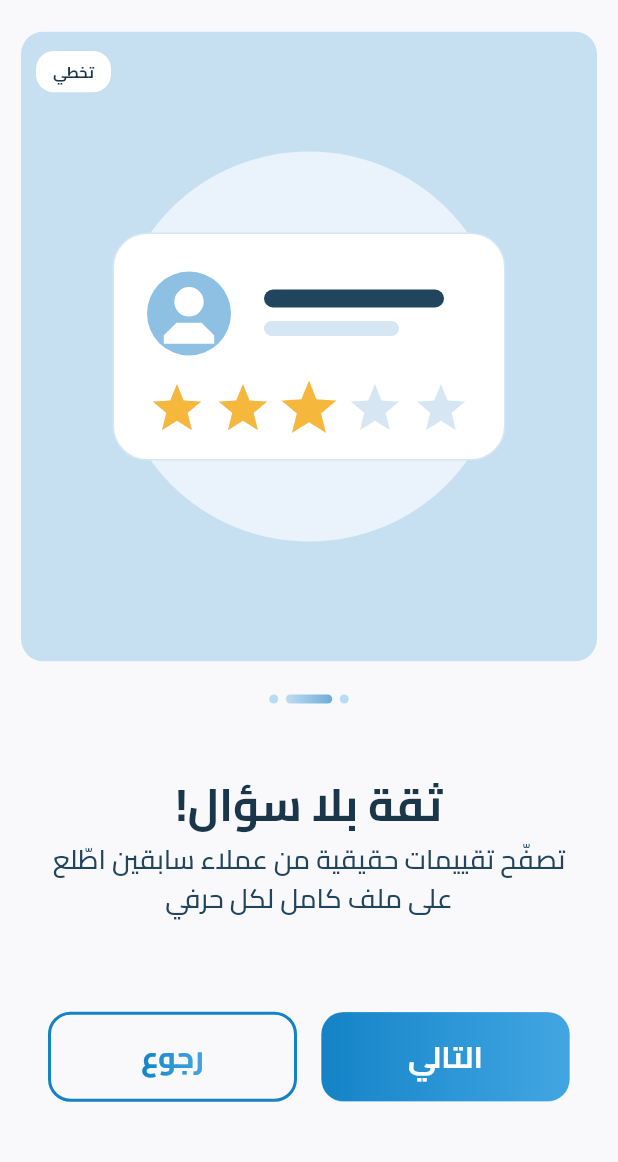
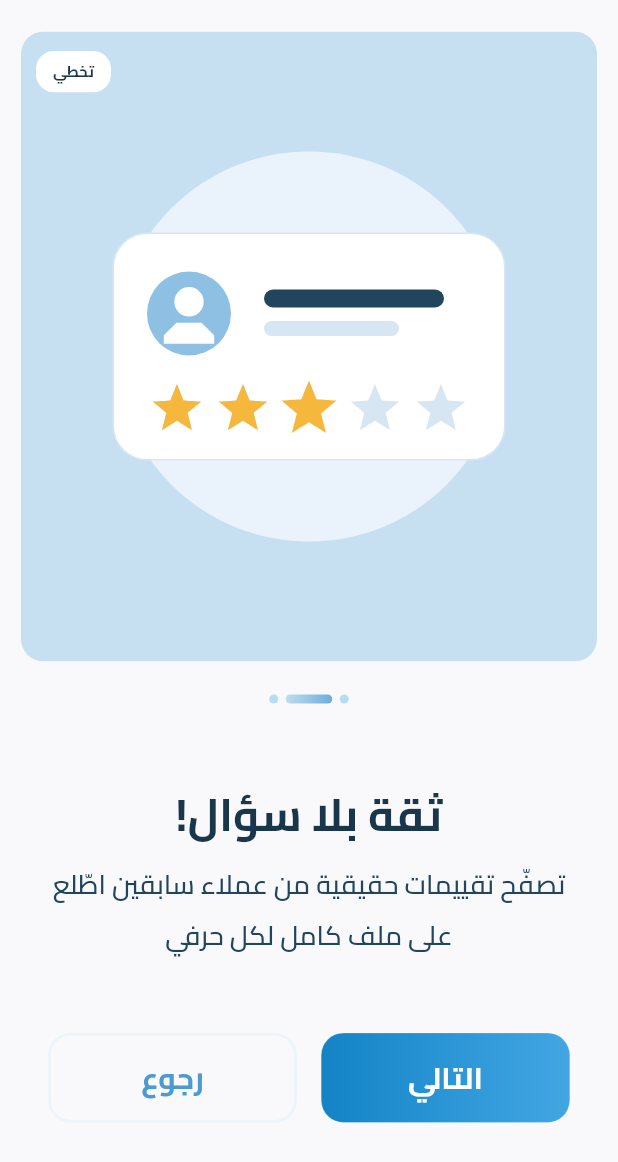
Before and after one commit to Sanaa-gaza/flutter, a Flutter app: the screen it shows after launch, swiped to page 2, on a phone screen of 412 x 824 dp. Shown: the top 1162 px of the screen. Run offline on Flutter 3.47's test engine with Material 3 defaults, Android fonts, the phone set to English and light mode, and no system bars; our stand-ins replace dio, flutter_riverpod, flutter_secure_storage, flutter_svg, go_router, lottie and 1 more.

Commit message:
feat(signup): add customer signup form and match Figma spacing
Co-Authored-By: Claude Opus 5.5 <noreply@anthropic.com>

```diff
--- a/lib/app/router.dart
+++ b/lib/app/router.dart
@@ -1,6 +1,7 @@
 import 'package:flutter_riverpod/flutter_riverpod.dart';
 import 'package:flutter_sanaa_app/features/onboarding/presentation/onboarding_screen.dart';
 import 'package:flutter_sanaa_app/features/signup/presentation/account_type_screen.dart';
+import 'package:flutter_sanaa_app/features/signup/presentation/customer_signup_screen.dart';
 import 'package:flutter_sanaa_app/features/signup/presentation/goal_screen.dart';
 import 'package:flutter_sanaa_app/features/splash/presentation/splash_screen.dart';
 import 'package:flutter_sanaa_app/features/welcome/presentation/welcome_screen.dart';
@@ -12,6 +13,7 @@ abstract final class AppRoutes {
   static const String welcome = '/welcome';
   static const String goal = '/signup/goal';
   static const String _accountType = '/signup/account-type';
+  static const String customerSignup = '/signup/customer';
 
   static String accountType(SignupGoal goal) => '$_accountType/${goal.name}';
 }
@@ -46,6 +48,10 @@ final routerProvider = Provider<GoRouter>((ref) {
           goal: _goalFromPath(state.pathParameters['goal'])!,
         ),
       ),
+      GoRoute(
+        path: AppRoutes.customerSignup,
+        builder: (context, state) => const CustomerSignupScreen(),
+      ),
     ],
   );
   ref.onDispose(router.dispose);
--- a/lib/core/theme/app_colors.dart
+++ b/lib/core/theme/app_colors.dart
@@ -24,6 +24,7 @@ abstract final class AppColors {
   static const Color optionCardBorder = Color(0xFFEFEFEF);
   static const Color iconSurface = Color(0xFFEDF5FB);
   static const Color cardShadow = Color(0x12000000);
+  static const Color formCardShadow = Color(0x14000000);
   static const Color stepInactive = Color(0xFFCFD0D0);
   static const Color stepInactiveLine = Color(0xFFDDDDDD);
 
--- a/lib/core/theme/app_text_styles.dart
+++ b/lib/core/theme/app_text_styles.dart
@@ -2,20 +2,27 @@ import 'package:flutter/material.dart';
 import 'package:flutter_sanaa_app/core/theme/app_colors.dart';
 
 abstract final class AppTextStyles {
+  // Figma's "normal" line height for Cairo (font ascent + descent). Flutter
+  // draws Cairo tighter by default, so text sits closer than in the design.
+  static const double _normalLineHeight = 1.874;
+
   static const TextStyle screenTitle = TextStyle(
     fontSize: 22,
+    height: _normalLineHeight,
     fontWeight: FontWeight.w700,
     color: AppColors.primaryDarker,
   );
 
   static const TextStyle onboardingTitle = TextStyle(
     fontSize: 30,
+    height: _normalLineHeight,
     fontWeight: FontWeight.w700,
     color: AppColors.primaryDarker,
   );
 
   static const TextStyle onboardingBody = TextStyle(
     fontSize: 18,
+    height: _normalLineHeight,
     fontWeight: FontWeight.w500,
     color: AppColors.darkNavy,
   );
@@ -29,12 +36,14 @@ abstract final class AppTextStyles {
 
   static const TextStyle screenSubtitle = TextStyle(
     fontSize: 14,
+    height: _normalLineHeight,
     fontWeight: FontWeight.w500,
     color: AppColors.darkNavy,
   );
 
   static const TextStyle optionTitle = TextStyle(
     fontSize: 16,
+    height: _normalLineHeight,
     fontWeight: FontWeight.w700,
     color: AppColors.primaryDarker,
   );
@@ -48,47 +57,55 @@ abstract final class AppTextStyles {
 
   static const TextStyle skip = TextStyle(
     fontSize: 10,
+    height: _normalLineHeight,
     fontWeight: FontWeight.w700,
     color: AppColors.primaryDarker,
   );
 
   static const TextStyle topBarTitle = TextStyle(
     fontSize: 17,
+    height: _normalLineHeight,
     fontWeight: FontWeight.w700,
     color: AppColors.primaryDarker,
   );
 
   static const TextStyle button = TextStyle(
     fontSize: 20,
+    height: _normalLineHeight,
     fontWeight: FontWeight.w700,
     color: Colors.white,
   );
 
   static const TextStyle body = TextStyle(
     fontSize: 16,
+    height: _normalLineHeight,
     fontWeight: FontWeight.w400,
   );
 
   static const TextStyle link = TextStyle(
     fontSize: 14,
+    height: _normalLineHeight,
     fontWeight: FontWeight.w600,
     color: AppColors.primary,
   );
 
   static const TextStyle phonePrefix = TextStyle(
     fontSize: 12,
+    height: _normalLineHeight,
     fontWeight: FontWeight.w700,
     color: AppColors.primary,
   );
 
   static const TextStyle fieldLabel = TextStyle(
     fontSize: 12,
+    height: _normalLineHeight,
     fontWeight: FontWeight.w400,
     color: AppColors.primaryDarker,
   );
 
   static const TextStyle subtitle = TextStyle(
     fontSize: 11,
+    height: _normalLineHeight,
     fontWeight: FontWeight.w500,
     color: AppColors.darkNavy,
   );
@@ -112,52 +129,61 @@ abstract final class AppTextStyles {
 
   static const TextStyle fieldError = TextStyle(
     fontSize: 10,
+    height: _normalLineHeight,
     fontWeight: FontWeight.w600,
     color: AppColors.error,
   );
 
   static const TextStyle uploadLabel = TextStyle(
     fontSize: 10,
+    height: _normalLineHeight,
     fontWeight: FontWeight.w400,
     color: AppColors.textUpload,
   );
 
   static const TextStyle terms = TextStyle(
     fontSize: 11,
+    height: _normalLineHeight,
     fontWeight: FontWeight.w400,
     color: AppColors.textPrimary,
   );
 
   static const TextStyle termsBold = TextStyle(
     fontSize: 11,
+    height: _normalLineHeight,
     fontWeight: FontWeight.w700,
     color: AppColors.textPrimary,
   );
 
   static const TextStyle otpDigit = TextStyle(
     fontSize: 20,
+    height: _normalLineHeight,
     fontWeight: FontWeight.w700,
     color: AppColors.primaryDarker,
   );
 
   static const TextStyle stepNumber = TextStyle(
     fontSize: 13,
+    height: _normalLineHeight,
     fontWeight: FontWeight.w700,
   );
 
   static const TextStyle stepLabel = TextStyle(
     fontSize: 11,
+    height: _normalLineHeight,
     fontWeight: FontWeight.w400,
   );
 
   static const TextStyle errorAlert = TextStyle(
     fontSize: 12,
+    height: _normalLineHeight,
     fontWeight: FontWeight.w600,
     color: AppColors.error,
   );
 
   static const TextStyle small = TextStyle(
     fontSize: 10,
+    height: _normalLineHeight,
     fontWeight: FontWeight.w600,
     color: AppColors.textPrimary,
   );
--- a/lib/core/widgets/outlined_app_button.dart
+++ b/lib/core/widgets/outlined_app_button.dart
@@ -4,22 +4,42 @@ import 'package:flutter_sanaa_app/core/theme/app_spacing.dart';
 import 'package:flutter_sanaa_app/core/theme/app_text_styles.dart';
 
 class OutlinedAppButton extends StatelessWidget {
+  /// Strong blue border with gradient text (e.g. the welcome screen).
   const OutlinedAppButton({
     super.key,
     required this.label,
     required this.onPressed,
     this.height = AppSizes.buttonHeight,
-  });
+  }) : _light = false;
+
+  /// Very light border with plain blue text (e.g. "Back" on onboarding).
+  const OutlinedAppButton.light({
+    super.key,
+    required this.label,
+    required this.onPressed,
+    this.height = AppSizes.buttonHeight,
+  }) : _light = true;
 
   final String label;
   final VoidCallback? onPressed;
   final double height;
+  final bool _light;
 
   static const double _borderWidth = 2;
 
   @override
   Widget build(BuildContext context) {
     final borderRadius = BorderRadius.circular(AppRadius.button);
+    final text = _light
+        ? Text(
+            label,
+            style: AppTextStyles.button.copyWith(color: AppColors.primary),
+          )
+        : ShaderMask(
+            blendMode: BlendMode.srcIn,
+            shaderCallback: AppColors.primaryButtonGradient.createShader,
+            child: Text(label, style: AppTextStyles.button),
+          );
 
     return SizedBox(
       width: double.infinity,
@@ -28,7 +48,7 @@ class OutlinedAppButton extends StatelessWidget {
         decoration: BoxDecoration(
           borderRadius: borderRadius,
           border: Border.all(
-            color: AppColors.gradientStart,
+            color: _light ? AppColors.iconSurface : AppColors.gradientStart,
             width: _borderWidth,
           ),
         ),
@@ -37,13 +57,7 @@ class OutlinedAppButton extends StatelessWidget {
           child: InkWell(
             borderRadius: borderRadius,
             onTap: onPressed,
-            child: Center(
-              child: ShaderMask(
-                blendMode: BlendMode.srcIn,
-                shaderCallback: AppColors.primaryButtonGradient.createShader,
-                child: Text(label, style: AppTextStyles.button),
-              ),
-            ),
+            child: Center(child: text),
           ),
         ),
       ),
--- a/lib/features/onboarding/presentation/onboarding_screen.dart
+++ b/lib/features/onboarding/presentation/onboarding_screen.dart
@@ -178,7 +178,7 @@ class _OnboardingScreenState extends ConsumerState<OnboardingScreen> {
       children: [
         Expanded(child: next),
         Expanded(
-          child: OutlinedAppButton(
+          child: OutlinedAppButton.light(
             label: l10n.backButton,
             height: AppSizes.buttonHeightLarge,
             onPressed: () => _goToPage(_currentPage - 1),
--- a/lib/l10n/app_localizations.dart
+++ b/lib/l10n/app_localizations.dart
@@ -398,6 +398,84 @@ abstract class AppLocalizations {
   /// **'تصفح الخدمات، والفئات، والحرفيين للعثور على المحترف المناسب لاحتياجاتك'**
   String get roleContractorDescription;
 
+  /// Top bar title on the customer signup screen
+  ///
+  /// In ar, this message translates to:
+  /// **'إنشاء حساب عميل'**
+  String get customerSignupTitle;
+
+  /// Label above the full name field
+  ///
+  /// In ar, this message translates to:
+  /// **'الاسم بالكامل'**
+  String get fullNameLabel;
+
+  /// Placeholder inside the full name field
+  ///
+  /// In ar, this message translates to:
+  /// **'ادخل اسمك بالكامل'**
+  String get fullNameHint;
+
+  /// Label above the confirm password field
+  ///
+  /// In ar, this message translates to:
+  /// **'تأكيد كلمة المرور'**
+  String get confirmPasswordLabel;
+
+  /// Placeholder inside the confirm password field
+  ///
+  /// In ar, this message translates to:
+  /// **'قم بإدخال كلمة المرور مرة أخرى'**
+  String get confirmPasswordHint;
+
+  /// Label above the home address field
+  ///
+  /// In ar, this message translates to:
+  /// **'عنوان السكن'**
+  String get addressLabel;
+
+  /// Placeholder inside the home address field
+  ///
+  /// In ar, this message translates to:
+  /// **'الشارع، المنطقة'**
+  String get addressHint;
+
+  /// Submit button that moves to the next step of a form
+  ///
+  /// In ar, this message translates to:
+  /// **'التالي'**
+  String get nextButton;
+
+  /// Dropdown placeholder while its options load
+  ///
+  /// In ar, this message translates to:
+  /// **'جاري التحميل...'**
+  String get loadingOptions;
+
+  /// Error under a dropdown when its options fail to load
+  ///
+  /// In ar, this message translates to:
+  /// **'تعذّر تحميل القائمة، حاول مرة أخرى.'**
+  String get optionsLoadError;
+
+  /// Validation error when the full name is empty
+  ///
+  /// In ar, this message translates to:
+  /// **'يرجى إدخال الاسم بالكامل'**
+  String get fullNameRequired;
+
+  /// Validation error when no governorate is chosen
+  ///
+  /// In ar, this message translates to:
+  /// **'يرجى اختيار المحافظة'**
+  String get governorateRequired;
+
+  /// Validation error when the home address is empty
+  ///
+  /// In ar, this message translates to:
+  /// **'يرجى إدخال عنوان السكن'**
+  String get addressRequired;
+
   /// Validation error for an empty required field
   ///
   /// In ar, this message translates to:
```
Also changed, not shown: lib/features/signup/data/mock_signup_repository.dart (added, +23 -0 lines), lib/features/signup/data/signup_repository_provider.dart (added, +8 -0 lines), lib/features/signup/domain/customer_signup_request.dart (added, +21 -0 lines), lib/features/signup/domain/signup_repository.dart (added, +8 -0 lines), lib/features/signup/presentation/account_type_screen.dart (+8 -6 lines), lib/features/signup/presentation/customer_signup_screen.dart (added, +298 -0 lines), lib/features/signup/presentation/widgets/signup_form_scaffold.dart (added, +69 -0 lines), lib/l10n/app_ar.arb (+52 -0 lines), lib/l10n/app_en.arb (+13 -0 lines), lib/l10n/app_localizations_ar.dart (+39 -0 lines), lib/l10n/app_localizations_en.dart (+39 -0 lines).
